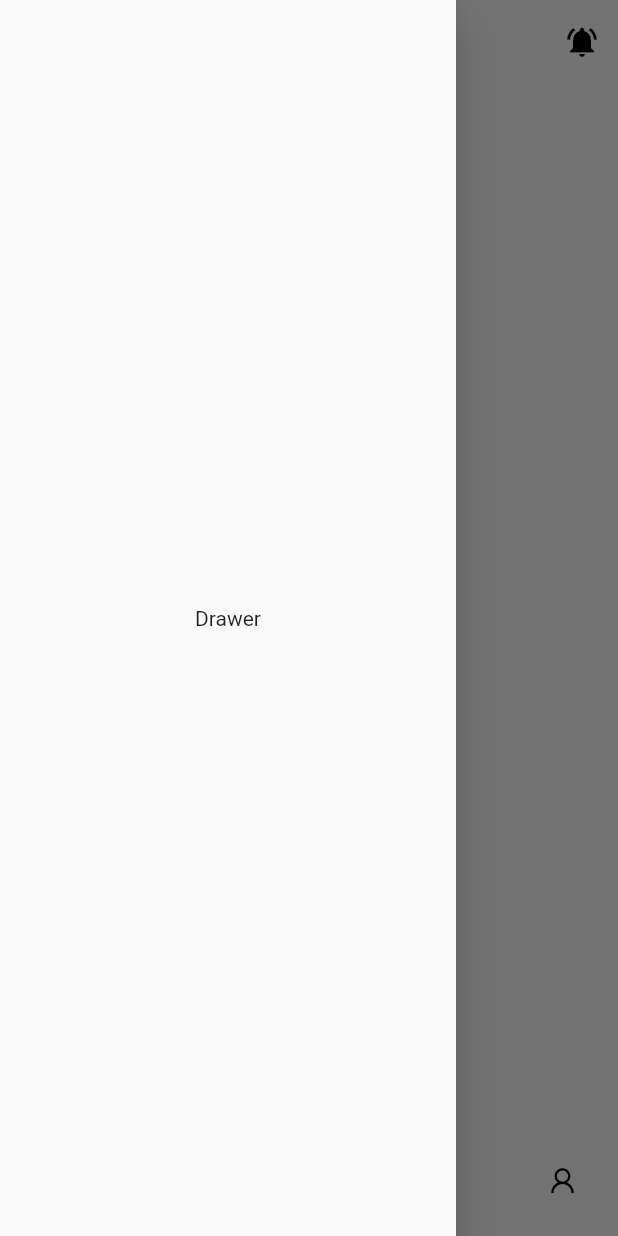
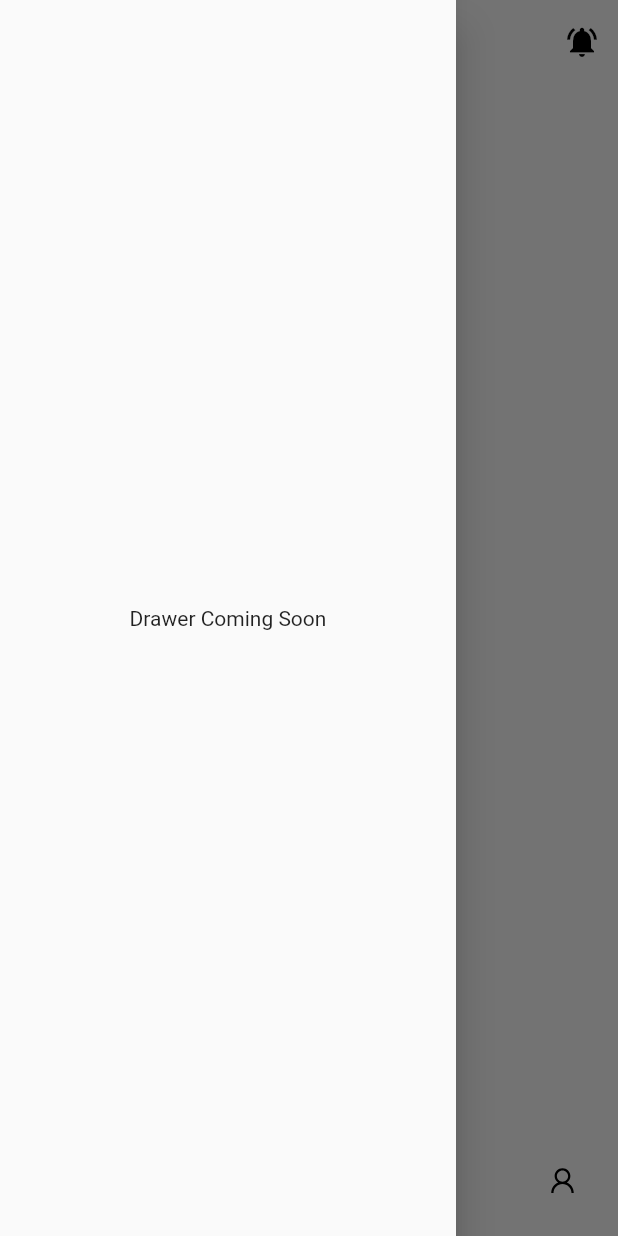
Before and after one commit to Maxvyr/meditation_app, a Flutter app: the screen it shows after launch, with the side drawer open, on a phone screen of 412 x 824 dp. Run offline on Flutter 3.47's test engine with Material 2 defaults, Android fonts, the phone set to English and light mode, and no system bars; drawn by our look-alikes of google_nav_bar; our stand-ins replace flutter_riverpod, line_icons.

Commit message:
:recycle:

```diff
--- a/lib/views/widget/drawer_custom.dart
+++ b/lib/views/widget/drawer_custom.dart
@@ -9,7 +9,7 @@ class DrawerCustom extends StatelessWidget {
       elevation: 12.0,
       child: Center(
         child: Text(
-          "Drawer",
+          "Drawer Coming Soon",
         ),
       ),
     );
```
